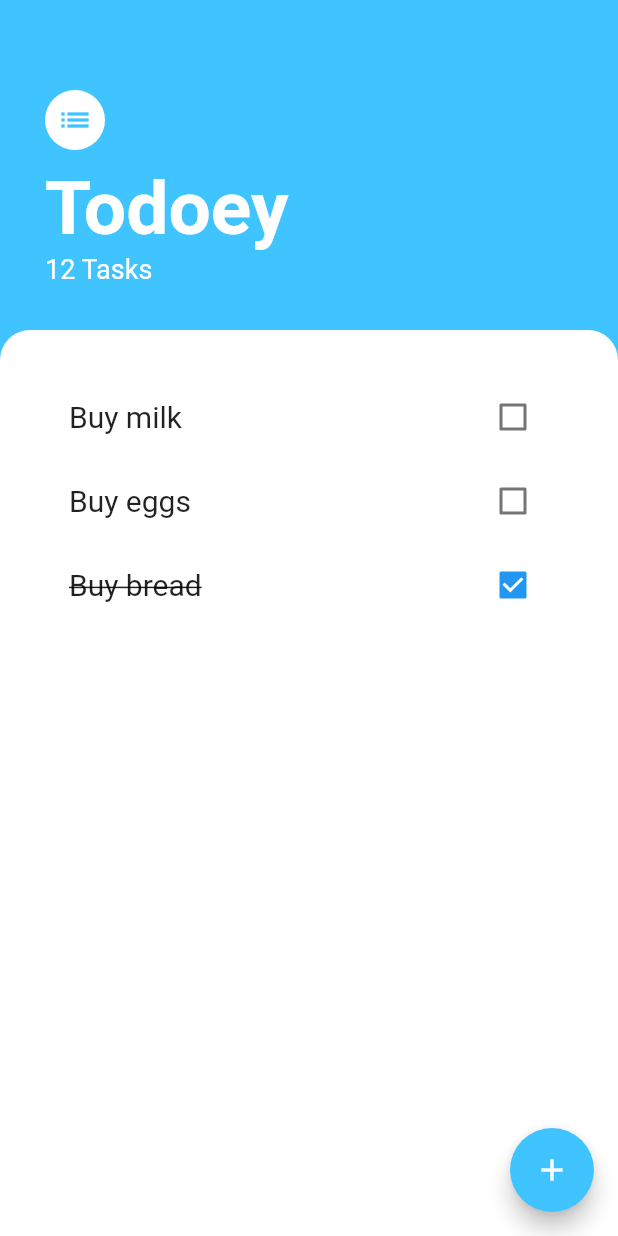
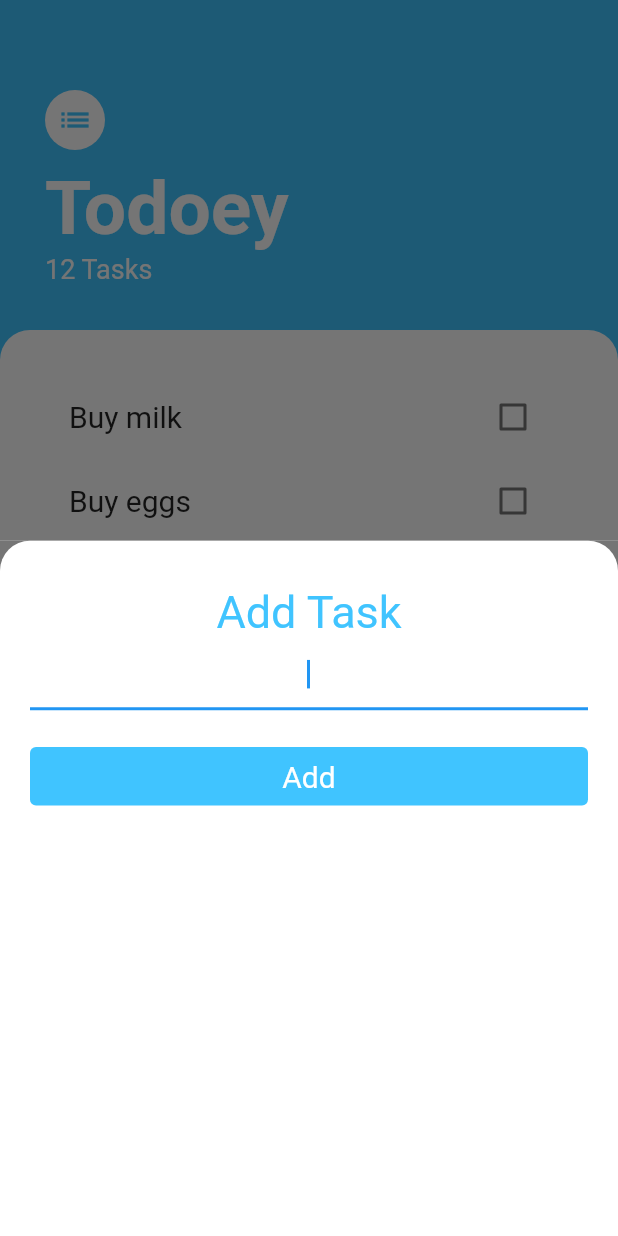
Before and after one commit to belkale/todoey_flutter, a Flutter app: the screen it shows after launch, after a tap on the "add" icon, on a phone screen of 412 x 824 dp. Run offline on Flutter 3.47's test engine with Material 2 defaults, Android fonts, the phone set to English and light mode, and no system bars.

Commit message:
Added tasks and ability to check and uncheck them.

```diff
--- /dev/null
+++ b/lib/screens/add_task_screen.dart
@@ -0,0 +1,54 @@
+import 'package:flutter/material.dart';
+
+class AddTaskScreen extends StatelessWidget {
+  const AddTaskScreen({Key? key}) : super(key: key);
+
+  @override
+  Widget build(BuildContext context) {
+    return Container(
+      color: const Color(0xFF757575),
+      child: Container(
+        padding: const EdgeInsets.symmetric(
+          horizontal: 20.0,
+          vertical: 30.0,
+        ),
+        decoration: const BoxDecoration(
+          color: Colors.white,
+          borderRadius: BorderRadius.only(
+            topLeft: Radius.circular(20.0),
+            topRight: Radius.circular(20.0),
+          ),
+        ),
+        child: Column(
+          crossAxisAlignment: CrossAxisAlignment.stretch,
+          children: [
+            const Text(
+              'Add Task',
+              textAlign: TextAlign.center,
+              style: TextStyle(
+                fontSize: 30.0,
+                color: Colors.lightBlueAccent,
+              ),
+            ),
+            const TextField(
+              autofocus: true,
+              textAlign: TextAlign.center,
+            ),
+            const SizedBox(height: 20.0),
+            TextButton(
+              onPressed: () {},
+              style: TextButton.styleFrom(
+                backgroundColor: Colors.lightBlueAccent,
+                foregroundColor: Colors.white,
+                textStyle: const TextStyle(fontSize: 20.0),
+              ),
+              child: const Text(
+                'Add',
+              ),
+            ),
+          ],
+        ),
+      ),
+    );
+  }
+}
--- a/lib/screens/tasks_screen.dart
+++ b/lib/screens/tasks_screen.dart
@@ -1,6 +1,8 @@
 import 'package:flutter/material.dart';
 import 'package:todoey_flutter/services/task.dart';
 import 'package:todoey_flutter/widgets/tasks_list.dart';
+
+import 'add_task_screen.dart';
 
 class TasksScreen extends StatefulWidget {
   const TasksScreen({Key? key}) : super(key: key);
@@ -70,7 +72,10 @@ class _TasksScreenState extends State<TasksScreen> {
       ),
       floatingActionButton: FloatingActionButton(
         backgroundColor: Colors.lightBlueAccent,
-        onPressed: () {},
+        onPressed: () {
+          showModalBottomSheet(
+              context: context, builder: (context) => const AddTaskScreen());
+        },
         child: const Icon(Icons.add),
       ),
     );
--- a/lib/widgets/task_tile.dart
+++ b/lib/widgets/task_tile.dart
@@ -2,11 +2,11 @@ import 'package:flutter/material.dart';
 import 'package:todoey_flutter/services/task.dart';
 
 class TaskTile extends StatelessWidget {
-  const TaskTile({
-    super.key,
-    required this.task,
-  });
   final Task task;
+  final void Function(bool?) onCheckboxToggle;
+  const TaskTile(
+      {super.key, required this.task, required this.onCheckboxToggle});
+
   @override
   Widget build(BuildContext context) {
     return ListTile(
@@ -20,7 +20,7 @@ class TaskTile extends StatelessWidget {
       ),
       trailing: Checkbox(
         value: task.status,
-        onChanged: (value) {},
+        onChanged: onCheckboxToggle,
       ),
     );
   }
--- a/lib/widgets/tasks_list.dart
+++ b/lib/widgets/tasks_list.dart
@@ -3,19 +3,33 @@ import 'package:todoey_flutter/services/task.dart';
 
 import 'task_tile.dart';
 
-class TasksList extends StatelessWidget {
-  const TasksList({
+class TasksList extends StatefulWidget {
+  TasksList({
     super.key,
     required this.taskList,
   });
 
-  final List<Task> taskList;
+  List<Task> taskList;
 
+  @override
+  State<TasksList> createState() => _TasksListState();
+}
+
+class _TasksListState extends State<TasksList> {
   @override
   Widget build(BuildContext context) {
     return ListView(
       padding: const EdgeInsets.all(30.0),
-      children: taskList.map((task) => TaskTile(task: task)).toList(),
+      children: widget.taskList
+          .map((task) => TaskTile(
+                task: task,
+                onCheckboxToggle: (bool? value) {
+                  setState(() {
+                    task.status = value!;
+                  });
+                },
+              ))
+          .toList(),
     );
   }
 }
```
